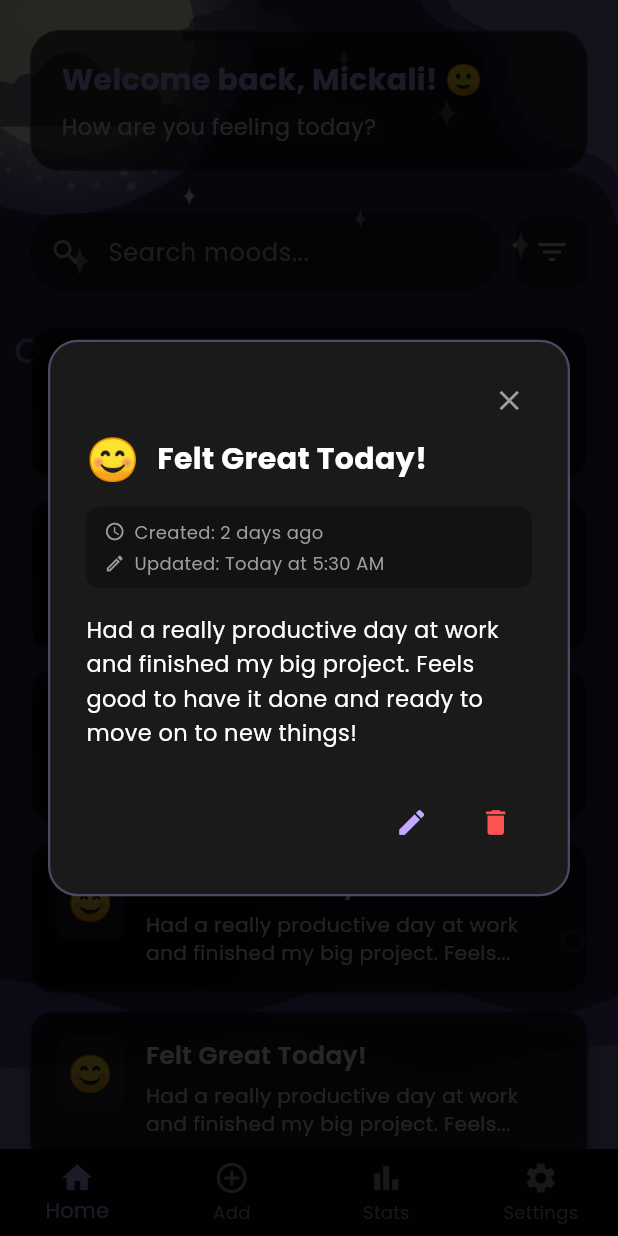
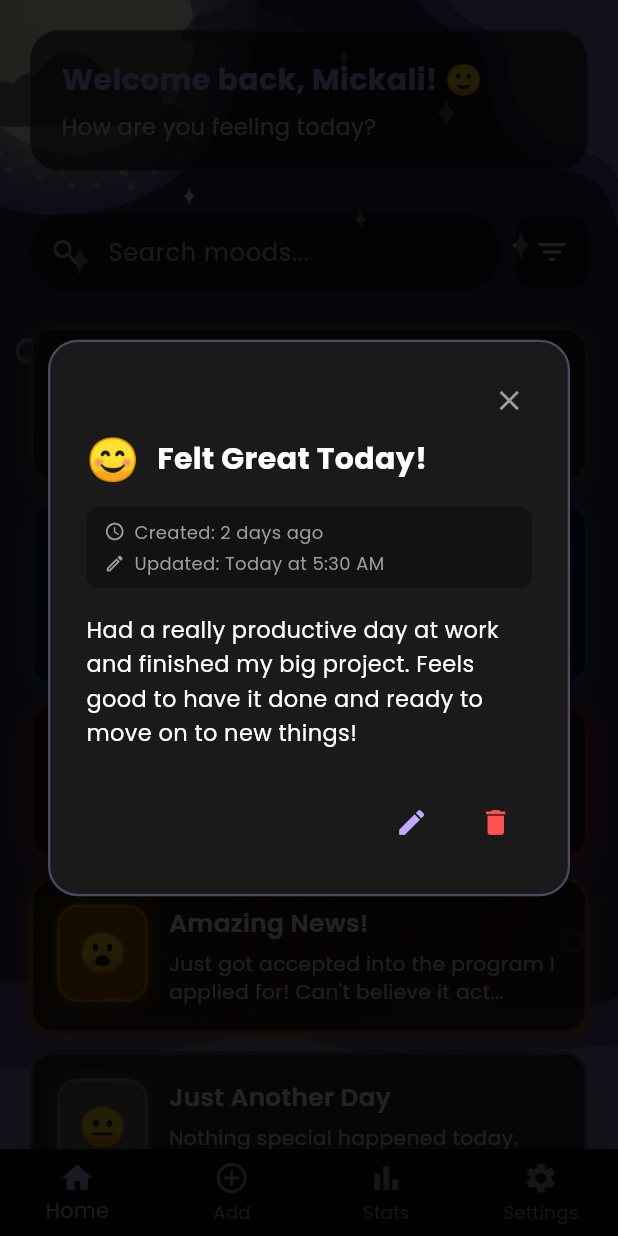
Before and after one commit to mickali02/moods-frontend, a Flutter app: the screen it shows after launch, after a tap on "Felt Great Today!", on a phone screen of 412 x 824 dp. Run offline on Flutter 3.47's test engine with Material 3 defaults, Android fonts, the phone set to English and light mode, and no system bars; our stand-ins replace fl_chart, flutter_colorpicker, google_fonts.

Commit message:
Home mood notes updated color is associated with emotion now

```diff
--- a/lib/main.dart
+++ b/lib/main.dart
@@ -8,6 +8,15 @@ enum FilterOption { title, emotion }
 
 void main() {
   runApp(const MyApp());
+}
+
+// Simple Mood class
+class Mood {
+  final String emoji;
+  final String name;
+  final Color color;
+
+  Mood({required this.emoji, required this.name, required this.color});
 }
 
 class MyApp extends StatelessWidget {
@@ -83,6 +92,69 @@ class MyHomePage extends StatefulWidget {
 class _MyHomePageState extends State<MyHomePage> {
   FilterOption selectedOption = FilterOption.title;
 
+  // Example mood list
+  final List<Mood> _availableMoods = [
+    Mood(emoji: '😊', name: 'Happy', color: Colors.green),
+    Mood(emoji: '😢', name: 'Sad', color: Colors.blue),
+    Mood(emoji: '😠', name: 'Angry', color: Colors.red),
+    Mood(emoji: '😮', name: 'Surprised', color: Colors.orange),
+    Mood(emoji: '😐', name: 'Neutral', color: Colors.grey),
+  ];
+
+  // Diverse dummy data with different moods
+  final List<Map<String, String>> _dummyNotes = [
+    {
+      'emoji': '😊',
+      'title': 'Felt Great Today!',
+      'description': 'Had a really productive day at work and finished my big project. Feels good to have it done and ready to move on to new things!'
+    },
+    {
+      'emoji': '😢',
+      'title': 'Missing Home',
+      'description': 'Been away from family for a while now. Called mom today and it made me realize how much I miss everyone back home.'
+    },
+    {
+      'emoji': '😠',
+      'title': 'Frustrated',
+      'description': 'Traffic was terrible this morning and I was late to an important meeting. Need to find better ways to manage my commute.'
+    },
+    {
+      'emoji': '😮',
+      'title': 'Amazing News!',
+      'description': 'Just got accepted into the program I applied for! Can\'t believe it actually happened. This is going to change everything!'
+    },
+    {
+      'emoji': '😐',
+      'title': 'Just Another Day',
+      'description': 'Nothing special happened today. Work was okay, came home, watched some TV. Sometimes boring days are good days too.'
+    },
+    {
+      'emoji': '😊',
+      'title': 'Coffee with Friends',
+      'description': 'Met up with Sarah and Tom after so long. We laughed about old memories and made plans for a weekend trip!'
+    },
+    {
+      'emoji': '😢',
+      'title': 'Tough Conversation',
+      'description': 'Had to have a difficult talk with someone today. It was necessary but that doesn\'t make it any easier to process.'
+    },
+    {
+      'emoji': '😠',
+      'title': 'System Crashed',
+      'description': 'Lost hours of work because of a computer crash. Should have saved more frequently. Lesson learned the hard way.'
+    },
+    {
+      'emoji': '😮',
+      'title': 'Unexpected Gift',
+      'description': 'Someone left a surprise gift at my door! Such a thoughtful gesture that completely made my day brighter.'
+    },
+    {
+      'emoji': '😐',
+      'title': 'Rainy Evening',
+      'description': 'Spent the evening inside watching the rain. Sometimes it\'s nice to just exist without any particular plans or goals.'
+    },
+  ];
+
   void _openFilterPopup(BuildContext context) {
     showDialog(
       context: context,
@@ -137,14 +209,14 @@ class _MyHomePageState extends State<MyHomePage> {
   }
 
   void _showNotePopup(BuildContext context, String mood, String title, String description) {
-    // Mock timestamps - replace with actual data later
+    // Mock timestamps
     final createdDate = DateTime.now().subtract(const Duration(days: 2, hours: 3));
     final updatedDate = DateTime.now().subtract(const Duration(hours: 5));
 
     showDialog(
       context: context,
       barrierDismissible: true,
-      barrierColor: Colors.black.withValues(alpha: 0.85),
+      barrierColor: Colors.black.withAlpha(220),
       builder: (context) {
         return Dialog(
           backgroundColor: const Color(0xFF1a1a1a),
@@ -161,7 +233,6 @@ class _MyHomePageState extends State<MyHomePage> {
                 mainAxisSize: MainAxisSize.min,
                 crossAxisAlignment: CrossAxisAlignment.start,
                 children: [
-                  // Close button row
                   Row(
                     mainAxisAlignment: MainAxisAlignment.end,
                     children: [
@@ -175,7 +246,6 @@ class _MyHomePageState extends State<MyHomePage> {
                     ],
                   ),
                   const SizedBox(height: 4),
-                  // Mood emoji and title
                   Row(
                     children: [
                       Text(
@@ -196,11 +266,10 @@ class _MyHomePageState extends State<MyHomePage> {
                     ],
                   ),
                   const SizedBox(height: 12),
-                  // Timestamps
                   Container(
                     padding: const EdgeInsets.symmetric(vertical: 8, horizontal: 12),
                     decoration: BoxDecoration(
-                      color: Colors.black.withValues(alpha: 0.3),
+                      color: Colors.black.withAlpha(80),
                       borderRadius: BorderRadius.circular(8),
                     ),
                     child: Column(
@@ -212,10 +281,7 @@ class _MyHomePageState extends State<MyHomePage> {
                             const SizedBox(width: 6),
                             Text(
                               'Created: ${_formatDateTime(createdDate)}',
-                              style: const TextStyle(
-                                fontSize: 12,
-                                color: Colors.grey,
-                              ),
+                              style: const TextStyle(fontSize: 12, color: Colors.grey),
                             ),
                           ],
                         ),
@@ -226,10 +292,7 @@ class _MyHomePageState extends State<MyHomePage> {
                             const SizedBox(width: 6),
                             Text(
                               'Updated: ${_formatDateTime(updatedDate)}',
-                              style: const TextStyle(
-                                fontSize: 12,
-                                color: Colors.grey,
-                              ),
+                              style: const TextStyle(fontSize: 12, color: Colors.grey),
                             ),
                           ],
                         ),
@@ -237,17 +300,11 @@ class _MyHomePageState extends State<MyHomePage> {
                     ),
                   ),
                   const SizedBox(height: 16),
-                  // Description
                   Text(
                     description,
-                    style: const TextStyle(
-                      fontSize: 15,
-                      color: Colors.white,
-                      height: 1.5,
-                    ),
+                    style: const TextStyle(fontSize: 15, color: Colors.white, height: 1.5),
                   ),
                   const SizedBox(height: 24),
-                  // Action buttons
                   Row(
                     mainAxisAlignment: MainAxisAlignment.end,
                     children: [
@@ -288,7 +345,6 @@ class _MyHomePageState extends State<MyHomePage> {
     final difference = now.difference(dateTime);
 
     if (difference.inDays == 0) {
-      // Today - show time
       final hour = dateTime.hour > 12 ? dateTime.hour - 12 : dateTime.hour;
       final period = dateTime.hour >= 12 ? 'PM' : 'AM';
       return 'Today at ${hour == 0 ? 12 : hour}:${dateTime.minute.toString().padLeft(2, '0')} $period';
@@ -297,7 +353,6 @@ class _MyHomePageState extends State<MyHomePage> {
     } else if (difference.inDays < 7) {
       return '${difference.inDays} days ago';
     } else {
-      // Show full date
       return '${dateTime.day}/${dateTime.month}/${dateTime.year}';
     }
   }
@@ -317,14 +372,13 @@ class _MyHomePageState extends State<MyHomePage> {
             crossAxisAlignment: CrossAxisAlignment.start,
             children: [
               const SizedBox(height: 20),
-              // Enhanced greeting with background
               Padding(
                 padding: const EdgeInsets.symmetric(horizontal: 20.0),
                 child: Container(
                   width: double.infinity,
                   padding: const EdgeInsets.symmetric(horizontal: 20, vertical: 18),
                   decoration: BoxDecoration(
-                    color: Colors.black.withValues(alpha: 0.65),
+                    color: Colors.black.withAlpha(160),
                     borderRadius: BorderRadius.circular(20),
                     border: Border.all(
                       color: const Color(0xFFC5A8FF).withAlpha(60),
@@ -344,27 +398,19 @@ class _MyHomePageState extends State<MyHomePage> {
                               color: Color(0xFFC5A8FF),
                             ),
                           ),
-                          Text(
-                            "🙂",
-                            style: TextStyle(fontSize: 20),
-                          ),
+                          Text("🙂", style: TextStyle(fontSize: 20)),
                         ],
                       ),
                       const SizedBox(height: 6),
                       Text(
                         "How are you feeling today?",
-                        style: TextStyle(
-                          fontSize: 15,
-                          color: Colors.white.withAlpha(220),
-                        ),
+                        style: TextStyle(fontSize: 15, color: Colors.white.withAlpha(220)),
                       ),
                     ],
                   ),
                 ),
               ),
-
               const SizedBox(height: 20),
-              // Search bar + Filter
               Padding(
                 padding: const EdgeInsets.symmetric(horizontal: 20.0, vertical: 8.0),
                 child: Row(
@@ -375,8 +421,7 @@ class _MyHomePageState extends State<MyHomePage> {
                           hintText: 'Search moods...',
                           hintStyle: TextStyle(color: Colors.grey.shade400),
                           prefixIcon: Icon(Icons.search, size: 22, color: Colors.grey.shade400),
-                          contentPadding:
-                              const EdgeInsets.symmetric(vertical: 14.0, horizontal: 18.0),
+                          contentPadding: const EdgeInsets.symmetric(vertical: 14.0, horizontal: 18.0),
                           border: OutlineInputBorder(
                             borderRadius: BorderRadius.circular(30.0),
                             borderSide: BorderSide.none,
@@ -401,18 +446,22 @@ class _MyHomePageState extends State<MyHomePage> {
                   ],
                 ),
               ),
-
               const SizedBox(height: 8),
-              // Notes List
               Expanded(
                 child: ListView.builder(
                   padding: const EdgeInsets.symmetric(vertical: 8.0, horizontal: 20.0),
-                  itemCount: 10,
+                  itemCount: _dummyNotes.length,
                   itemBuilder: (context, index) {
-                    const String noteMood = '😊';
-                    const String noteTitle = 'Felt Great Today!';
-                    const String noteDescription =
-                        'Had a really productive day at work and finished my big project. Feels good to have it done and ready to move on to new things!';
+                    final note = _dummyNotes[index];
+                    final noteMood = note['emoji']!;
+                    final noteTitle = note['title']!;
+                    final noteDescription = note['description']!;
+
+                    // Find the mood color for this note
+                    final Mood mood = _availableMoods.firstWhere(
+                      (m) => m.emoji == noteMood,
+                      orElse: () => _availableMoods.first,
+                    );
 
                     return Container(
                       margin: const EdgeInsets.only(bottom: 12.0),
@@ -420,20 +469,21 @@ class _MyHomePageState extends State<MyHomePage> {
                         borderRadius: BorderRadius.circular(16.0),
                         gradient: LinearGradient(
                           colors: [
-                            Colors.black.withValues(alpha: 0.75),
-                            Colors.black.withValues(alpha: 0.65),
+                            Colors.black.withAlpha(200),
+                            Colors.black.withAlpha(170),
                           ],
                           begin: Alignment.topLeft,
                           end: Alignment.bottomRight,
                         ),
                         border: Border.all(
-                          color: const Color(0xFFC5A8FF).withAlpha(40),
-                          width: 1,
+                          color: mood.color.withAlpha(120),
+                          width: 2,
                         ),
                         boxShadow: [
                           BoxShadow(
-                            color: Colors.black.withValues(alpha: 0.3),
-                            blurRadius: 8,
+                            color: mood.color.withAlpha(100),
+                            blurRadius: 12,
+                            spreadRadius: 1,
                             offset: const Offset(0, 4),
                           ),
                         ],
@@ -442,11 +492,18 @@ class _MyHomePageState extends State<MyHomePage> {
                         color: Colors.transparent,
                         child: InkWell(
                           borderRadius: BorderRadius.circular(16.0),
-                          onTap: () => _showNotePopup(
-                            context,
-                            noteMood,
-                            noteTitle,
-                            noteDescription,
+                          onTap: () => _showNotePopup(context, noteMood, noteTitle, noteDescription),
+                          child: Container(
+                            decoration: BoxDecoration(
+                              borderRadius: BorderRadius.circular(16.0),
+                              gradient: LinearGradient(
+                                colors: [
+                                  mood.color.withAlpha(25),
+                                  Colors.transparent,
+                                ],
+                                begin: Alignment.topLeft,
+                                end: Alignment.bottomRight,
+                              ),
                             ),
                             child: Padding(
                               padding: const EdgeInsets.all(16.0),
@@ -454,14 +511,25 @@ class _MyHomePageState extends State<MyHomePage> {
                                 crossAxisAlignment: CrossAxisAlignment.start,
                                 children: [
                                   Container(
-                                  padding: const EdgeInsets.all(8),
+                                    padding: const EdgeInsets.all(12),
                                     decoration: BoxDecoration(
-                                    color: const Color(0xFFC5A8FF).withAlpha(25),
-                                    borderRadius: BorderRadius.circular(12),
+                                      color: mood.color.withAlpha(80),
+                                      borderRadius: BorderRadius.circular(14),
+                                      border: Border.all(
+                                        color: mood.color.withAlpha(150),
+                                        width: 2,
+                                      ),
+                                      boxShadow: [
+                                        BoxShadow(
+                                          color: mood.color.withAlpha(80),
+                                          blurRadius: 8,
+                                          spreadRadius: 1,
+                                        ),
+                                      ],
                                     ),
                                     child: Text(
                                       noteMood,
-                                    style: const TextStyle(fontSize: 24),
+                                      style: const TextStyle(fontSize: 26),
                                     ),
                                   ),
                                   const SizedBox(width: 14),
@@ -496,6 +564,7 @@ class _MyHomePageState extends State<MyHomePage> {
                             ),
                           ),
                         ),
+                      ),
                     );
                   },
                 ),
```
Lines whose indentation alone changed are shown as unchanged.
